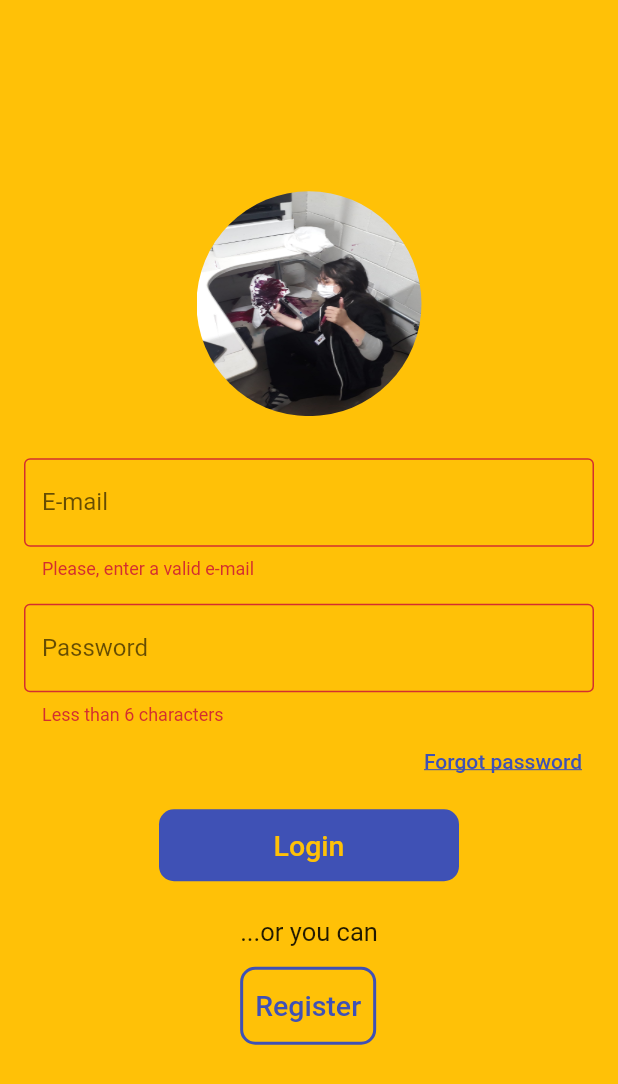
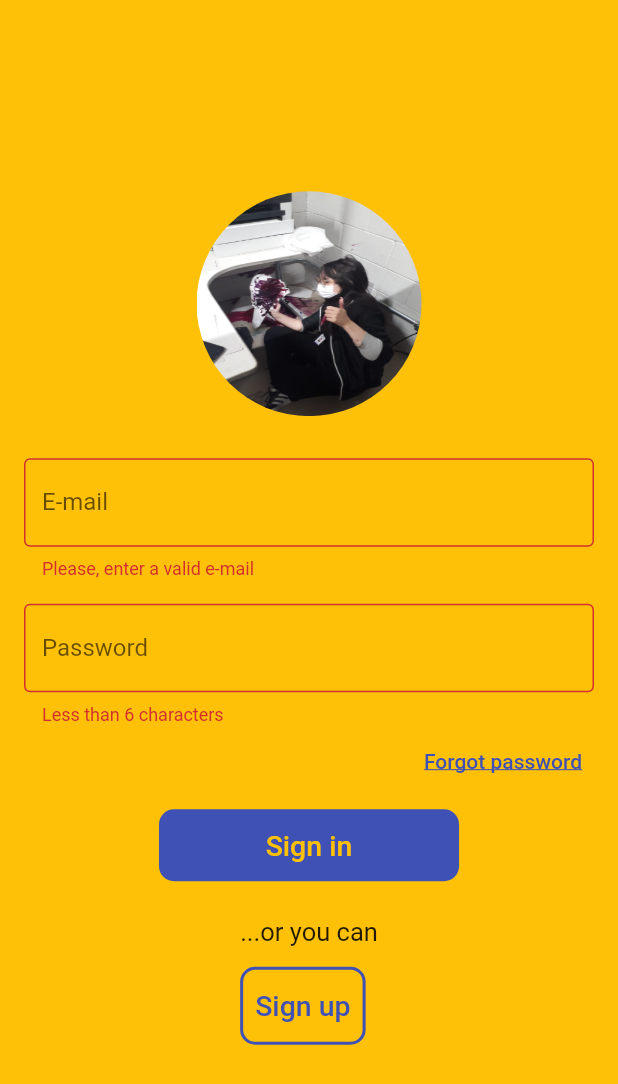
Before and after one commit to gui-rossi/TCCApp, a Flutter app: the screen it shows after launch, on a phone screen of 412 x 824 dp. Shown: the top 1084 px of the screen. Run offline on Flutter 3.47's test engine with Material 2 defaults, Android fonts, the phone set to English and light mode, and no system bars; our stand-ins replace email_validator.

```diff
--- a/lib/main.dart
+++ b/lib/main.dart
@@ -140,7 +140,7 @@ class _LoginPageState extends State<LoginPage> {
       style: TextButton.styleFrom(
           primary: Colors.amber
       ),
-      child: Text('Login', style: TextStyle(fontSize: 19)),
+      child: Text('Sign in', style: TextStyle(fontSize: 19)),
       onPressed: () {
         final isValid = formKey.currentState!.validate();
 
@@ -161,7 +161,7 @@ class _LoginPageState extends State<LoginPage> {
             borderRadius: BorderRadius.circular(10),
           ),
           child: TextButton(
-            child: Text('Register', style: TextStyle(fontSize: 19)),
+            child: Text('Sign up', style: TextStyle(fontSize: 19)),
             onPressed: () {},
           ),
         )
```
